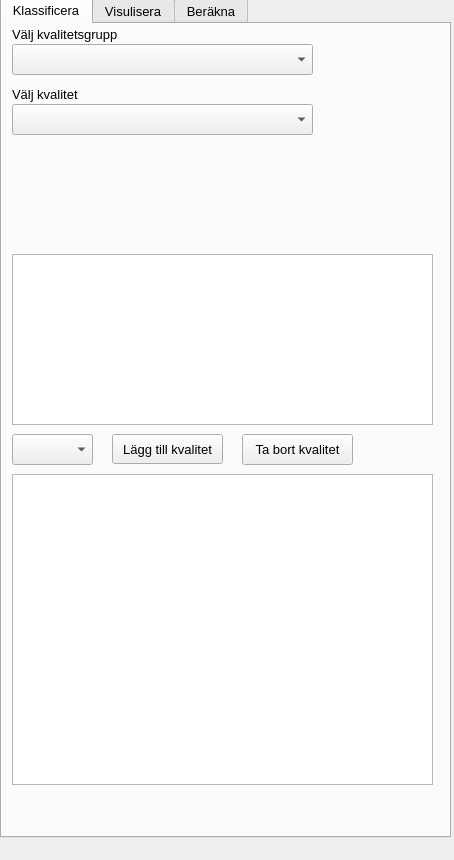
First picture: the form in ui/qgyf_dockwidget_base.ui, repository co-city/QGYF, before the edit.
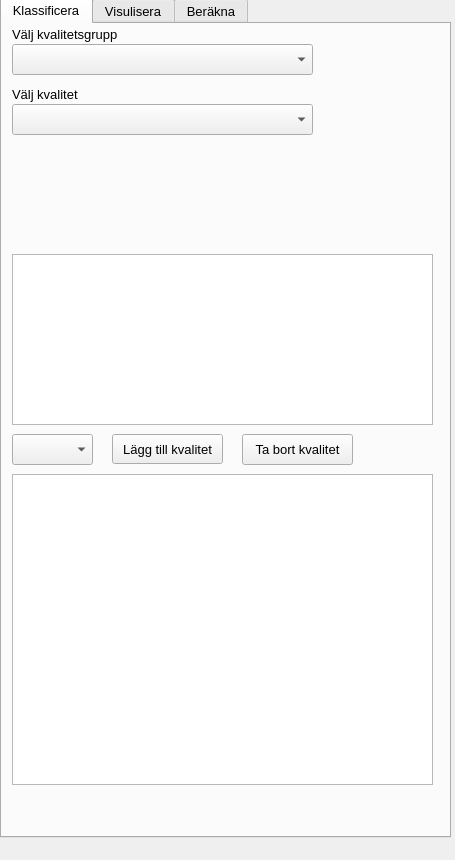
Second picture: the form after the edit. Icons and pictures are not drawn. Custom widgets are drawn as their Qt base class.

```diff
--- a/ui/qgyf_dockwidget_base.ui
+++ b/ui/qgyf_dockwidget_base.ui
@@ -6,7 +6,7 @@
    <rect>
     <x>0</x>
     <y>0</y>
-    <width>454</width>
+    <width>455</width>
     <height>860</height>
    </rect>
   </property>
```
